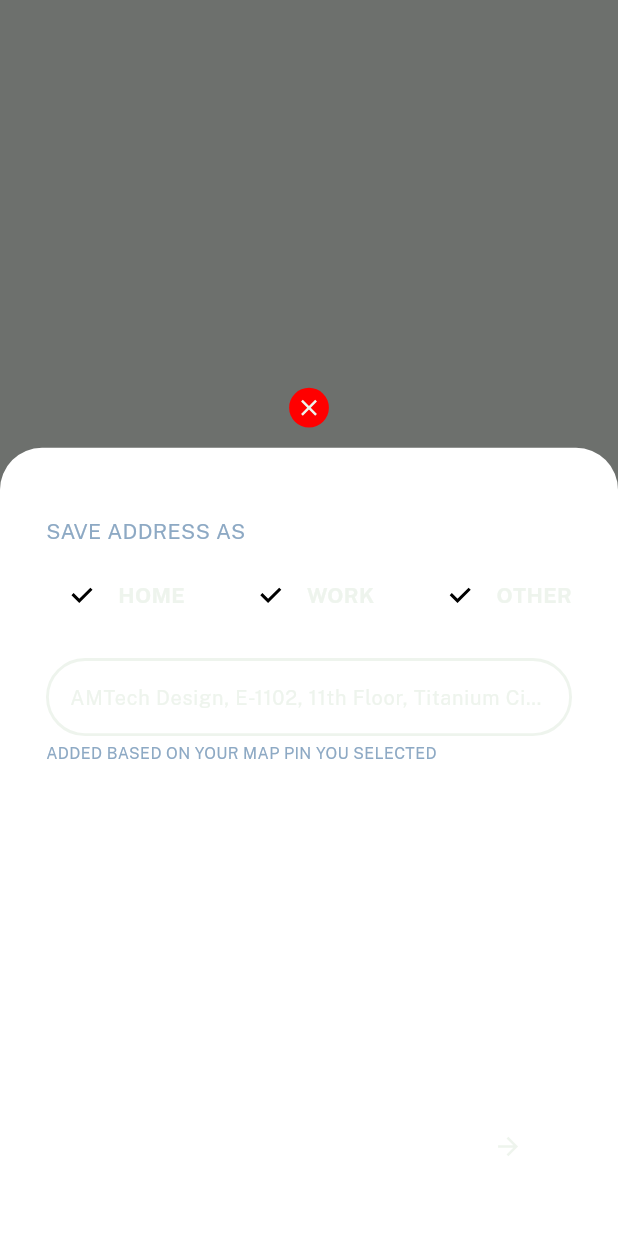
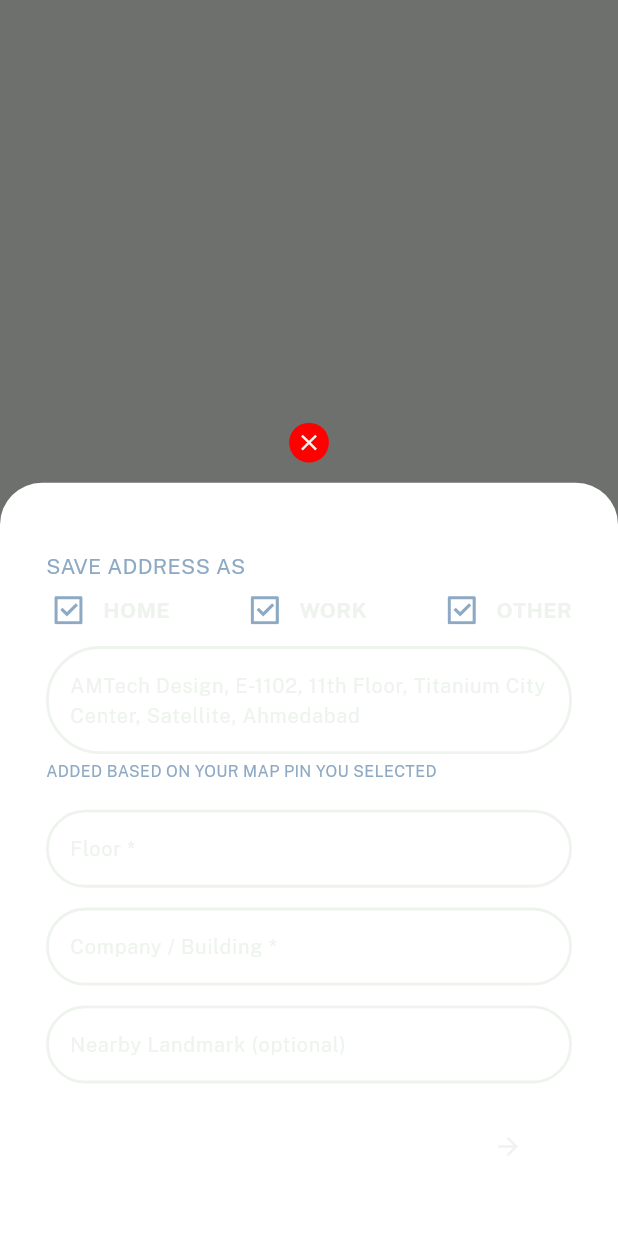
Before and after one commit to Vatsal1607/amtech_design, a Flutter app: what editAddressBottomSheeet() shows on an empty page, opened directly with empty values, on a phone screen of 412 x 824 dp. Run offline on Flutter 3.47's test engine with Material 3 defaults, Android fonts, the light colour scheme and no system bars; our stand-ins replace carousel_slider, device_info_plus, dio, dropdown_button2, firebase_core, firebase_messaging and 17 more; missing offline and left inert: dotted_dashed_line, razorpay_flutter; accounts and stored records are empty; generated files the repository leaves out were written again; network calls fail.

Commit message:
Worked on edit address module

```diff
--- a/lib/core/utils/enums/details_enum.dart
+++ b/lib/core/utils/enums/enums.dart
@@ -1,6 +1,12 @@
 enum DetailsType {
   details,
   subscription,
+}
+
+enum AddressType {
+  Home,
+  Work,
+  Other,
 }
 
 // extension DetailsTypeExtension on DetailsType {
--- a/lib/core/utils/strings.dart
+++ b/lib/core/utils/strings.dart
@@ -86,6 +86,9 @@ class IconStrings {
   static const iosArrowNext = '${BaseIconPath.basePath}ios_arrow_next.svg';
   static const classic = '${BaseIconPath.basePath}classic.svg';
   static const subscriptions = '${BaseIconPath.basePath}subscriptions.svg';
+  static const checkboxChecked = '${BaseIconPath.basePath}checkbox_checked.svg';
+  static const checkboxUnchecked =
+      '${BaseIconPath.basePath}checkbox_unchecked.svg';
 }
 
 class ImageStrings {
--- /dev/null
+++ b/lib/models/edit_location_request_model.dart
@@ -0,0 +1,54 @@
+class EditLocationRequestModel {
+  List<Addresses>? addresses;
+  int? role;
+
+  EditLocationRequestModel({this.addresses, this.role});
+
+  EditLocationRequestModel.fromJson(Map<String, dynamic> json) {
+    if (json['addresses'] != null) {
+      addresses = <Addresses>[];
+      json['addresses'].forEach((v) {
+        addresses!.add(Addresses.fromJson(v));
+      });
+    }
+    role = json['role'];
+  }
+
+  Map<String, dynamic> toJson() {
+    final Map<String, dynamic> data = <String, dynamic>{};
+    if (addresses != null) {
+      data['addresses'] = addresses!.map((v) => v.toJson()).toList();
+    }
+    data['role'] = role;
+    return data;
+  }
+}
+
+class Addresses {
+  String? propertyNumber;
+  String? residentialAddress;
+  String? nearLandmark;
+  String? addressType;
+
+  Addresses(
+      {this.propertyNumber,
+      this.residentialAddress,
+      this.nearLandmark,
+      this.addressType});
+
+  Addresses.fromJson(Map<String, dynamic> json) {
+    propertyNumber = json['propertyNumber'];
+    residentialAddress = json['residentialAddress'];
+    nearLandmark = json['nearLandmark'];
+    addressType = json['addressType'];
+  }
+
+  Map<String, dynamic> toJson() {
+    final Map<String, dynamic> data = <String, dynamic>{};
+    data['propertyNumber'] = propertyNumber;
+    data['residentialAddress'] = residentialAddress;
+    data['nearLandmark'] = nearLandmark;
+    data['addressType'] = addressType;
+    return data;
+  }
+}
--- a/lib/modules/map/widgets/edit_address_bottomsheet.dart
+++ b/lib/modules/map/widgets/edit_address_bottomsheet.dart
@@ -1,22 +1,59 @@
 import 'package:amtech_design/custom_widgets/buttons/custom_button_with_arrow.dart';
 import 'package:amtech_design/custom_widgets/custom_textfield.dart';
+import 'package:amtech_design/modules/map/google_map_provider.dart';
 import 'package:flutter/material.dart';
 import 'package:flutter_screenutil/flutter_screenutil.dart';
 import 'package:google_fonts/google_fonts.dart';
+import 'package:provider/provider.dart';
 import '../../../core/utils/app_colors.dart';
 import '../../../core/utils/constant.dart';
 import '../../../core/utils/strings.dart';
 import '../../../custom_widgets/svg_icon.dart';
 
-Widget _buildCheckbox(String title) {
-  return Row(
+// OLD
+// Widget _buildCheckbox({
+//   required String title,
+//   required bool value,
+//   void Function(bool?)? onChanged,
+// }) {
+//   return Row(
+//     children: [
+//       Checkbox(
+//         value: value,
+//         onChanged: onChanged,
+//         checkColor: Colors.black,
+//         activeColor: AppColors.disabledColor,
+//       ),
+//       Text(
+//         title,
+//         style: GoogleFonts.publicSans(
+//           fontSize: 16.sp,
+//           fontWeight: FontWeight.bold,
+//           color: AppColors.seaShell,
+//         ),
+//       ),
+//     ],
+//   );
+// }
+
+Widget _buildCheckbox({
+  required String title,
+  required bool value,
+  void Function(bool?)? onChanged,
+}) {
+  return GestureDetector(
+    onTap: () => onChanged?.call(!value),
+    child: Row(
       children: [
-      Checkbox(
-        value: true,
-        onChanged: (value) {},
-        checkColor: Colors.black,
-        activeColor: Colors.white,
+        SvgIcon(
+          width: 30,
+          height: 30,
+          icon: value
+              ? IconStrings.checkboxChecked
+              : IconStrings.checkboxUnchecked,
+          color: AppColors.disabledColor,
         ),
+        const SizedBox(width: 8),
         Text(
           title,
           style: GoogleFonts.publicSans(
@@ -26,23 +63,6 @@ Widget _buildCheckbox(String title) {
           ),
         ),
       ],
-  );
-}
-
-Widget _buildTextField(String hintText) {
-  return TextField(
-    style: GoogleFonts.publicSans(color: Colors.white),
-    decoration: InputDecoration(
-      hintText: hintText,
-      hintStyle: GoogleFonts.publicSans(color: Colors.white60),
-      enabledBorder: OutlineInputBorder(
-        borderSide: const BorderSide(color: Colors.white),
-        borderRadius: BorderRadius.circular(10.r),
-      ),
-      focusedBorder: OutlineInputBorder(
-        borderSide: BorderSide(color: Colors.white),
-        borderRadius: BorderRadius.circular(10.r),
-      ),
     ),
   );
 }
@@ -50,6 +70,7 @@ Widget _buildTextField(String hintText) {
 void editAddressBottomSheeet({
   required BuildContext context,
   required String accountType,
+  required GoogleMapProvider provider,
 }) {
   showModalBottomSheet(
     context: context,
@@ -61,10 +82,10 @@ void editAddressBottomSheeet({
       personalColor: AppColors.darkGreenGrey,
     ),
     builder: (context) {
-      TextEditingController addressController = TextEditingController();
-      TextEditingController floorController = TextEditingController();
-      TextEditingController companyController = TextEditingController();
-      TextEditingController landmarkController = TextEditingController();
+      // TextEditingController addressController = TextEditingController();
+      // TextEditingController floorController = TextEditingController();
+      // TextEditingController companyController = TextEditingController();
+      // TextEditingController landmarkController = TextEditingController();
       return Stack(
         clipBehavior: Clip.none, // Allow visible outside the bounds
         children: [
@@ -104,23 +125,40 @@ void editAddressBottomSheeet({
                       color: AppColors.disabledColor,
                     ),
                   ),
-                  SizedBox(height: 10.h),
+                  SizedBox(height: 5.h),
                   Row(
                     mainAxisAlignment: MainAxisAlignment.spaceBetween,
                     children: [
-                      _buildCheckbox('HOME'),
+                      Consumer<GoogleMapProvider>(
+                        builder: (context, provider, child) => _buildCheckbox(
+                          title: 'HOME',
+                          value: provider.isCheckedHome,
+                          onChanged: provider.onChangedHome,
+                        ),
+                      ),
                       SizedBox(width: 10.h),
-                      _buildCheckbox('WORK'),
+                      Consumer<GoogleMapProvider>(
+                        builder: (context, provider, child) => _buildCheckbox(
+                            title: 'WORK',
+                            value: provider.isCheckedWork,
+                            onChanged: provider.onChangedWork),
+                      ),
                       SizedBox(width: 10.h),
-                      _buildCheckbox('OTHER'),
+                      Consumer<GoogleMapProvider>(
+                        builder: (context, provider, child) => _buildCheckbox(
+                          title: 'OTHER',
+                          value: provider.isCheckedOther,
+                          onChanged: provider.onChangedOther,
+                        ),
+                      ),
                     ],
                   ),
-                  SizedBox(height: 20.h),
+                  SizedBox(height: 10.h),
                   CustomTextField(
-                    controller: addressController,
+                    controller: provider.addressController,
                     hint:
                         'AMTech Design, E-1102, 11th Floor, Titanium City Center, Satellite, Ahmedabad',
-
+                    maxLines: 3,
                   ),
                   SizedBox(height: 5.h),
                   Text(
@@ -131,11 +169,20 @@ void editAddressBottomSheeet({
                     ),
                   ),
                   SizedBox(height: 20.h),
-                  _buildTextField('Floor *'),
+                  CustomTextField(
+                    hint: 'Floor *',
+                    controller: provider.floorController,
+                  ),
                   SizedBox(height: 15.h),
-                  _buildTextField('Company / Building *'),
+                  CustomTextField(
+                    hint: 'Company / Building *',
+                    controller: provider.companyController,
+                  ),
                   SizedBox(height: 15.h),
-                  _buildTextField('Nearby Landmark (Optional)'),
+                  CustomTextField(
+                    hint: 'Nearby Landmark (optional)',
+                    controller: provider.landmarkController,
+                  ),
                   SizedBox(height: 20.h),
                   CustomButtonWithArrow(
                     isMargin: false,
--- a/lib/modules/menu/menu_page.dart
+++ b/lib/modules/menu/menu_page.dart
@@ -1,6 +1,6 @@
 import 'dart:developer';
 import 'package:amtech_design/core/utils/app_colors.dart';
-import 'package:amtech_design/core/utils/enums/details_enum.dart';
+import 'package:amtech_design/core/utils/enums/enums.dart';
 import 'package:amtech_design/core/utils/strings.dart';
 import 'package:amtech_design/custom_widgets/buttons/small_edit_button.dart';
 import 'package:amtech_design/custom_widgets/snackbar.dart';
--- a/lib/modules/product_page/product_details_page.dart
+++ b/lib/modules/product_page/product_details_page.dart
@@ -1,5 +1,5 @@
 import 'package:amtech_design/core/utils/constant.dart';
-import 'package:amtech_design/core/utils/enums/details_enum.dart';
+import 'package:amtech_design/core/utils/enums/enums.dart';
 import 'package:amtech_design/custom_widgets/appbar/custom_appbar.dart';
 import 'package:amtech_design/custom_widgets/buttons/custom_button.dart';
 import 'package:amtech_design/custom_widgets/loader/custom_loader.dart';
--- a/lib/modules/product_page/widgets/bottomsheet_content.dart
+++ b/lib/modules/product_page/widgets/bottomsheet_content.dart
@@ -1,5 +1,5 @@
 import 'package:amtech_design/core/utils/constant.dart';
-import 'package:amtech_design/core/utils/enums/details_enum.dart';
+import 'package:amtech_design/core/utils/enums/enums.dart';
 import 'package:flutter/material.dart';
 import 'package:flutter_screenutil/flutter_screenutil.dart';
 import 'package:google_fonts/google_fonts.dart';
--- a/lib/services/network/api/api_endpoints.dart
+++ b/lib/services/network/api/api_endpoints.dart
@@ -30,4 +30,5 @@ class ApiEndpoints {
   static const String editProfile = 'business/update';
   static const String getPersonalDetails = 'user/view';
   static const String editPersonalProfile = 'user/update';
+  static const String location = 'location';
 }
--- a/pubspec.yaml
+++ b/pubspec.yaml
@@ -63,6 +63,7 @@ dependencies:
   google_maps_flutter: ^2.10.0
   geolocator: ^13.0.2
   permission_handler: ^11.3.1
+  shimmer: ^3.0.0
   # geocoding: ^3.0.0
 
 dev_dependencies:
```
Also changed, not shown: lib/models/edit_location.dart (added, +131 -0 lines), lib/modules/map/google_map_page.dart (+78 -24 lines), lib/modules/map/google_map_provider.dart (+142 -10 lines), lib/services/network/api_client.dart (+8 -0 lines), lib/services/network/api_service.dart (+9 -0 lines), assets/icons/checkbox_checked.svg (added), assets/icons/checkbox_unchecked.svg (added), lib/services/network/api_client.g.dart, pubspec.lock. Lines whose indentation alone changed are shown as unchanged.
